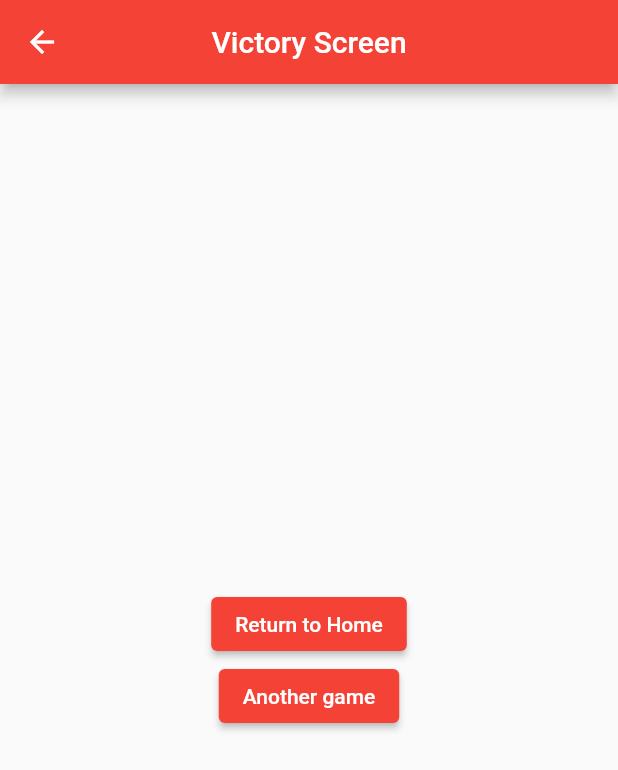
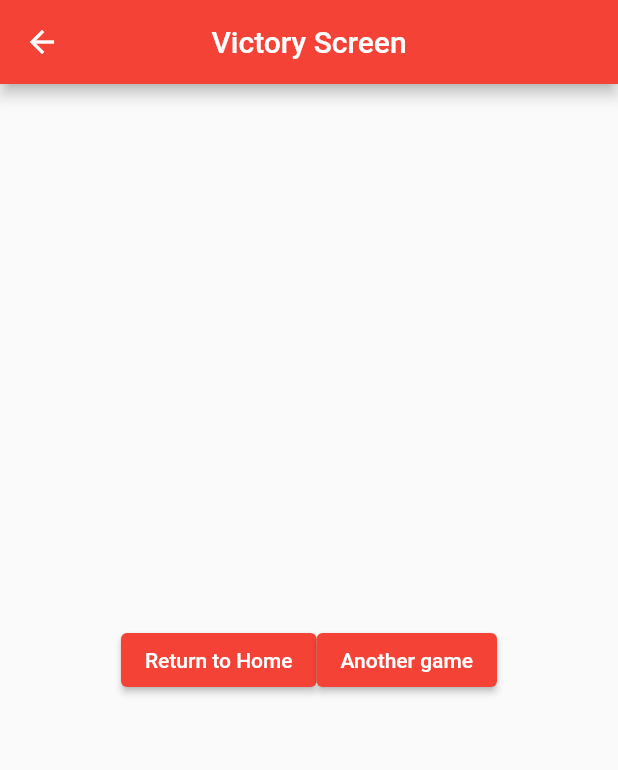
Before and after one commit to InvincibleRMC/Ultimate-Tic-Tac-Toe, a Flutter app: the GameConclusion screen opened directly, on a phone screen of 412 x 824 dp. Shown: the top 770 px of the screen. Run offline on Flutter 3.47's test engine with Material 2 defaults, Android fonts, the phone set to English and light mode, and no system bars.

Commit message:
added todo

```diff
--- a/lib/pages/game_conclusion.dart
+++ b/lib/pages/game_conclusion.dart
@@ -22,7 +22,7 @@ class _GameConclusionState extends State<GameConclusion> {
         ),
       ),
       body: Center(
-        child: Column(
+        child: Row(
           mainAxisAlignment: MainAxisAlignment.center,
           children: <Widget>[
             ElevatedButton(
--- a/lib/tiles/main_board_widget.dart
+++ b/lib/tiles/main_board_widget.dart
@@ -38,6 +38,7 @@ class MainBoardWidgetState extends State<MainBoardWidget> {
     return gameBoard();
   }
 
+//TODO tie state
   void boardRefresh(BuildContext context, Board b) {
     setState(() {
       if (b.solved(b.getSubBoardWinners())) {
```
